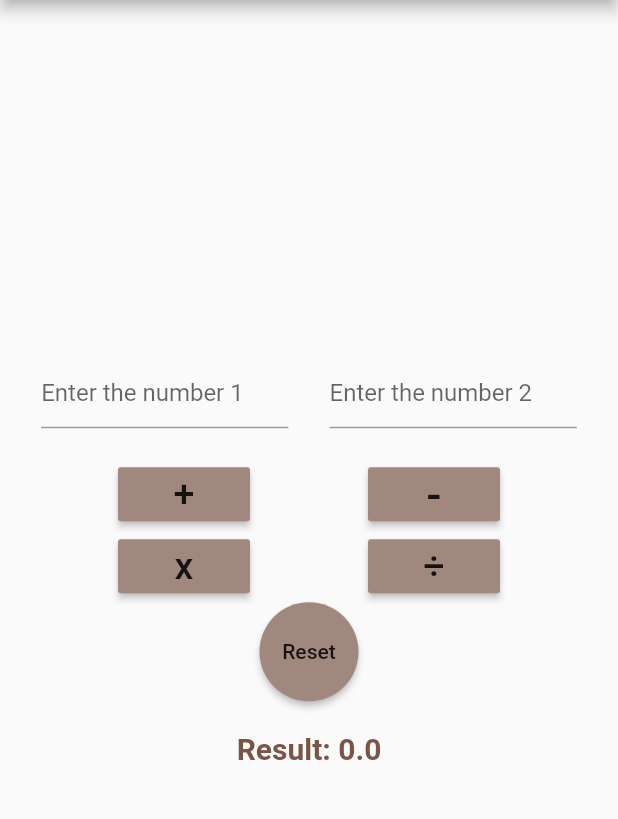
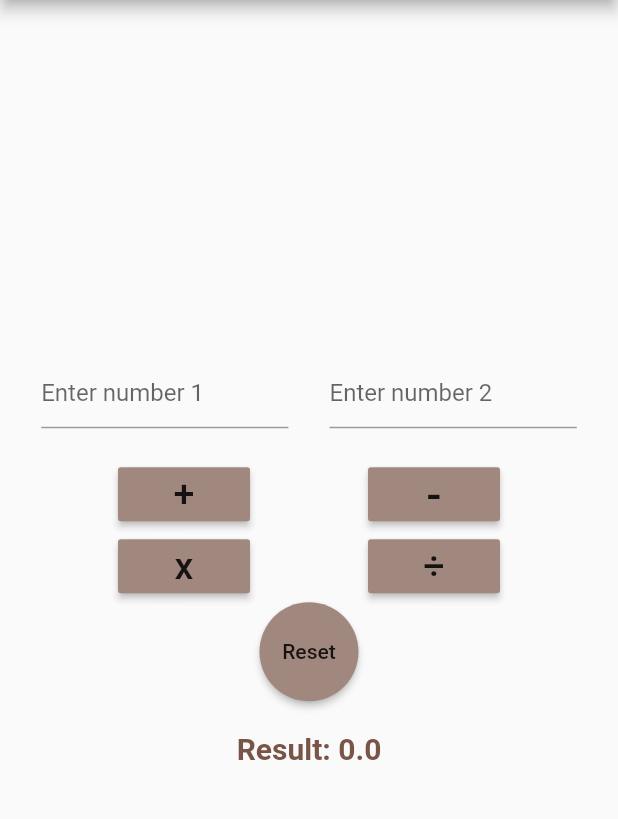
Before and after one commit to Mid00Night/SimpleCalculator, a Flutter app: the screen it shows after launch, on a phone screen of 412 x 824 dp, the part 84-903 px from its top. Run offline on Flutter 3.47's test engine with Material 2 defaults, Android fonts, the phone set to English and light mode, and no system bars.

Commit message:
first course project

```diff
--- a/lib/home_page.dart
+++ b/lib/home_page.dart
@@ -78,7 +78,7 @@ class HomePageState extends State<HomePage>{
                     keyboardType: TextInputType.number,
                     controller: t1,
                     decoration: new InputDecoration(
-                        hintText: "Enter the number 1"
+                        hintText: "Enter number 1"
                     ),
 
 
@@ -91,7 +91,7 @@ class HomePageState extends State<HomePage>{
                     keyboardType: TextInputType.number,
                     controller: t2,
                     decoration: new InputDecoration(
-                        hintText: "Enter the number 2"
+                        hintText: "Enter number 2"
                     ),
 
 
```
